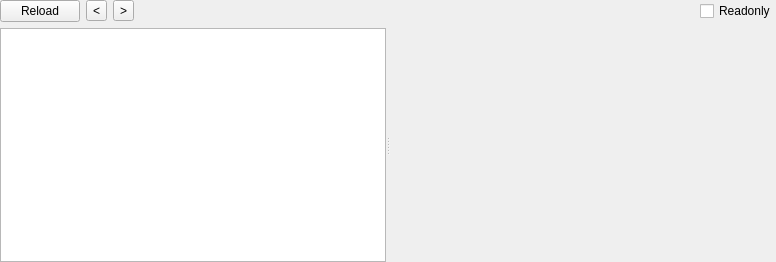
The window that MACH/machwidget.ui (horsicq/FormatWidgets) describes before a commit, drawn with Qt 5.
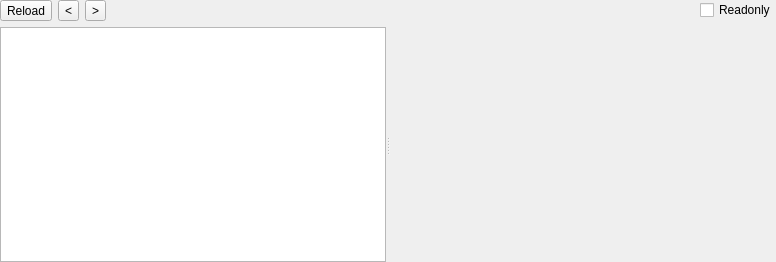
The same window after the commit. Custom widgets are drawn as their Qt base class.

```diff
--- a/MACH/machwidget.ui
+++ b/MACH/machwidget.ui
@@ -32,7 +32,7 @@
       <enum>QLayout::SetDefaultConstraint</enum>
      </property>
      <item>
-      <widget class="QPushButton" name="pushButtonReload">
+      <widget class="QToolButton" name="toolButtonReload">
        <property name="text">
         <string>Reload</string>
        </property>
```
